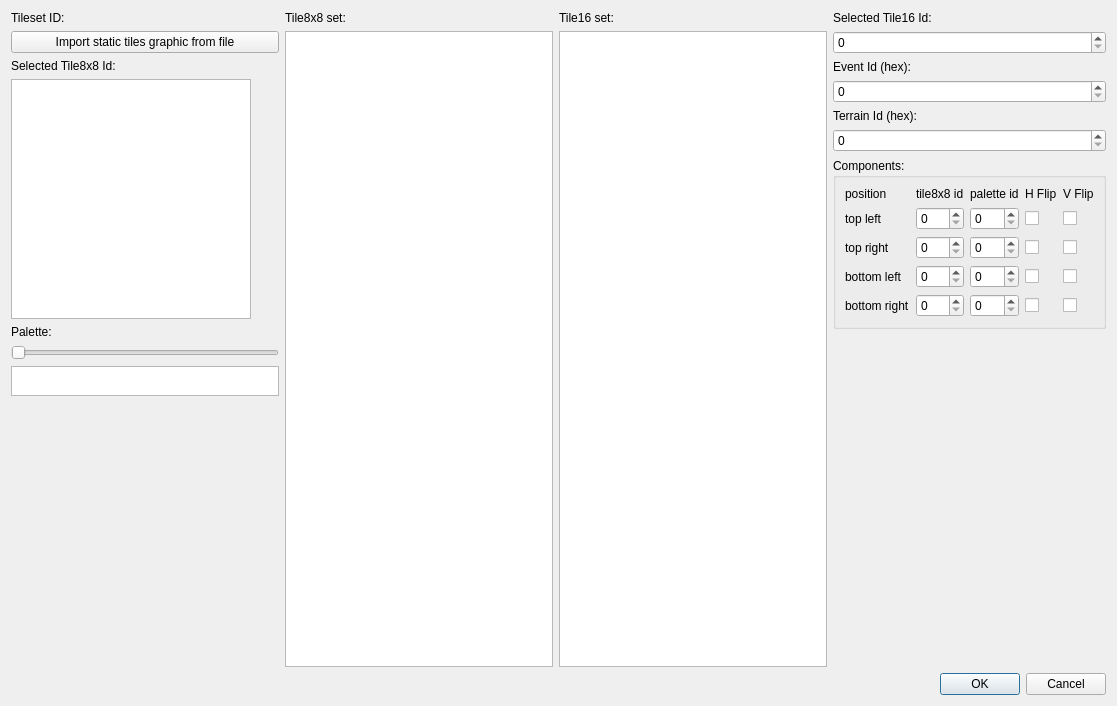
This is Dialog/TilesetEditDialog.ui in wario-land/WL4Editor as Qt 5 draws it before an edit. The edited form follows.
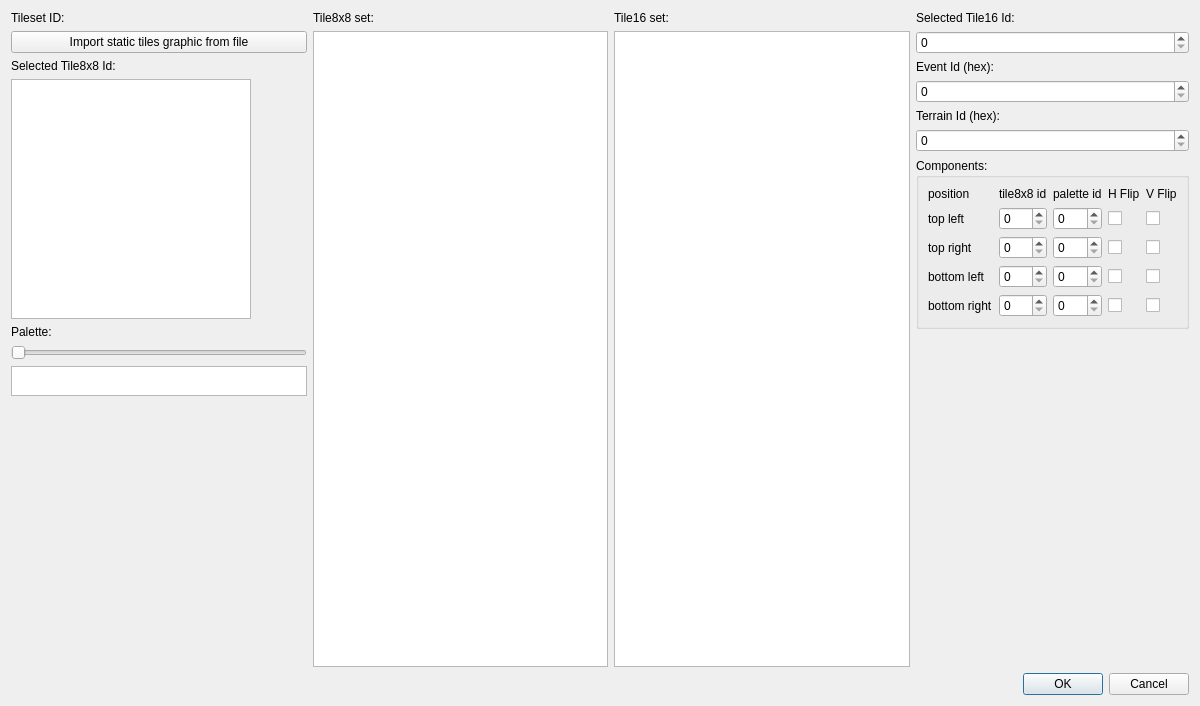
This is the edited form.

Commit message: Add Render Initialization in Tileset editor dialog

```diff
--- a/Dialog/TilesetEditDialog.ui
+++ b/Dialog/TilesetEditDialog.ui
@@ -6,7 +6,7 @@
    <rect>
     <x>0</x>
     <y>0</y>
-    <width>1117</width>
+    <width>1200</width>
     <height>706</height>
    </rect>
   </property>
```
The commit also changes 2 other files.
